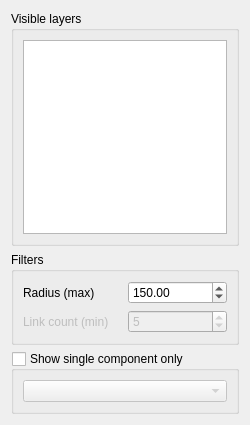
Old version of the form tools.ui in the repository Ylannl/skel3d.
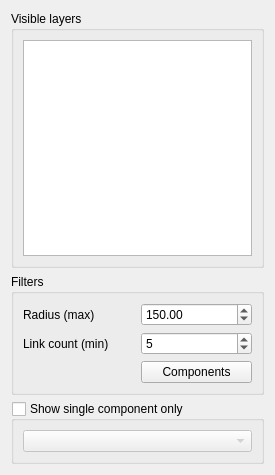
New version of the form.

Commit message: implement link count filter for adj rels

Diff of the .ui file:
```diff
--- a/tools.ui
+++ b/tools.ui
@@ -6,14 +6,14 @@
    <rect>
     <x>0</x>
     <y>0</y>
-    <width>250</width>
-    <height>425</height>
+    <width>275</width>
+    <height>475</height>
    </rect>
   </property>
   <property name="minimumSize">
    <size>
-    <width>250</width>
-    <height>425</height>
+    <width>275</width>
+    <height>475</height>
    </size>
   </property>
   <property name="windowTitle">
@@ -46,26 +46,22 @@
      </property>
      <layout class="QGridLayout" name="gridLayout">
       <item row="1" column="0">
-       <widget class="QLabel" name="label_tcount">
+       <widget class="QLabel" name="label_linkcount">
         <property name="enabled">
-         <bool>false</bool>
+         <bool>true</bool>
         </property>
         <property name="text">
          <string>Link count (min)</string>
         </property>
        </widget>
       </item>
-      <item row="0" column="0">
-       <widget class="QLabel" name="label_radius">
-        <property name="text">
-         <string>Radius (max)</string>
-        </property>
-       </widget>
-      </item>
       <item row="1" column="2">
-       <widget class="QSpinBox" name="spinBox_tcount">
+       <widget class="QSpinBox" name="spinBox_linkcount">
         <property name="enabled">
-         <bool>false</bool>
+         <bool>true</bool>
+        </property>
+        <property name="maximum">
+         <number>1000</number>
         </property>
         <property name="value">
          <number>5</number>
@@ -85,6 +81,20 @@
         </property>
        </widget>
       </item>
+      <item row="0" column="0">
+       <widget class="QLabel" name="label_radius">
+        <property name="text">
+         <string>Radius (max)</string>
+        </property>
+       </widget>
+      </item>
+      <item row="2" column="2">
+       <widget class="QPushButton" name="pushButton_regraph">
+        <property name="text">
+         <string>Components</string>
+        </property>
+       </widget>
+      </item>
      </layout>
     </widget>
    </item>
```
The commit also changes 1 other file.
